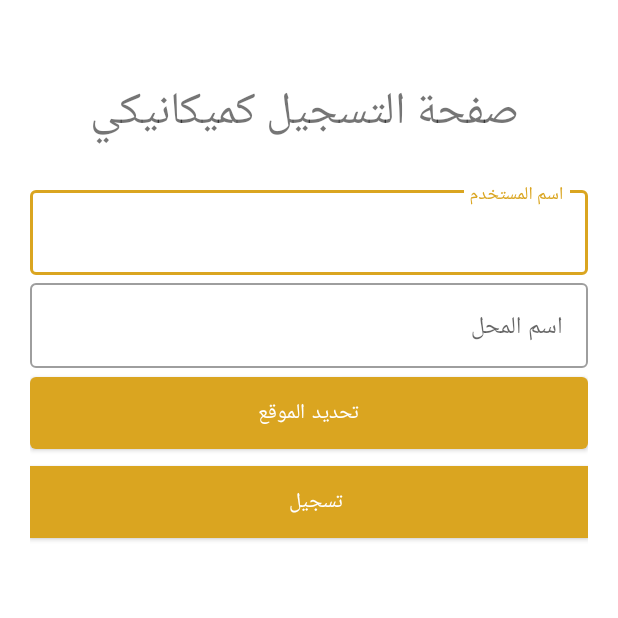
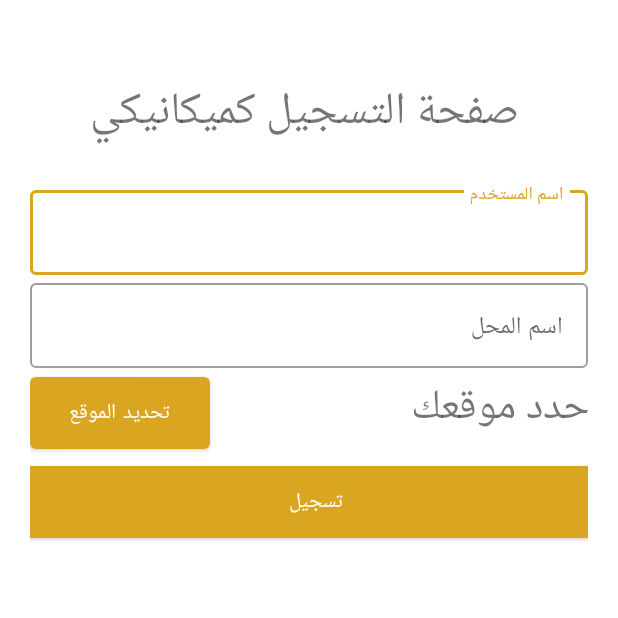
Before and after one commit to SheerenAyesh/Graguate_Project, an Android app: the mecaccount screen opened directly, with no data from a screen before it, on a phone screen of 412 x 824 dp, the top half of it. Run offline under Robolectric (Android 15) with nearby library versions, the phone set to English and light mode, and no system bars; our stand-ins replace Volley.

Commit message:
design ahmad

```diff
--- a/app/src/main/java/com/example/graduation_project/mechanic.java
+++ b/app/src/main/java/com/example/graduation_project/mechanic.java
@@ -5,18 +5,22 @@ import androidx.appcompat.app.AppCompatActivity;
 import android.content.Intent;
 import android.os.Bundle;
 import android.view.View;
+import android.widget.ListView;
 
 public class mechanic extends AppCompatActivity {
 String store;
+ListView listmec;
     @Override
     protected void onCreate(Bundle savedInstanceState) {
         super.onCreate(savedInstanceState);
         setContentView(R.layout.activity_mechanic);
         Intent intent=getIntent();
         store=intent.getStringExtra("username");
+        listmec=findViewById(R.id.listmec);
     }
 
     public void nearset(View view) {
+
     }
 
     public void mecacount(View view) {
--- a/app/src/main/res/layout/activity_mecaccount.xml
+++ b/app/src/main/res/layout/activity_mecaccount.xml
@@ -44,12 +44,29 @@
                 android:layout_height="wrap_content"
                 />
         </com.google.android.material.textfield.TextInputLayout>
+        <TableLayout
+            android:layout_width="wrap_content"
+            android:layout_height="wrap_content">
+            <TableRow>
+
         <Button
-            android:layout_width="match_parent"
+            android:layout_width="120dp"
             android:layout_height="60dp"
             android:text="تحديد الموقع"
             android:onClick="location"
             android:id="@+id/LocationButton"/>
+
+                <TextView
+                    android:layout_width="153dp"
+                    android:layout_height="wrap_content"
+                    android:layout_marginLeft="100dp"
+                    android:text="حدد موقعك"
+                    android:textSize="28dp"
+
+
+                    />
+            </TableRow>
+        </TableLayout>
 
         </LinearLayout>
 
```
Also changed, not shown: app/build.gradle (+7 -6 lines), app/src/main/java/com/example/graduation_project/mecaccount.java (+7 -12 lines), app/src/main/res/layout/activity_mechanic.xml (+15 -3 lines).
